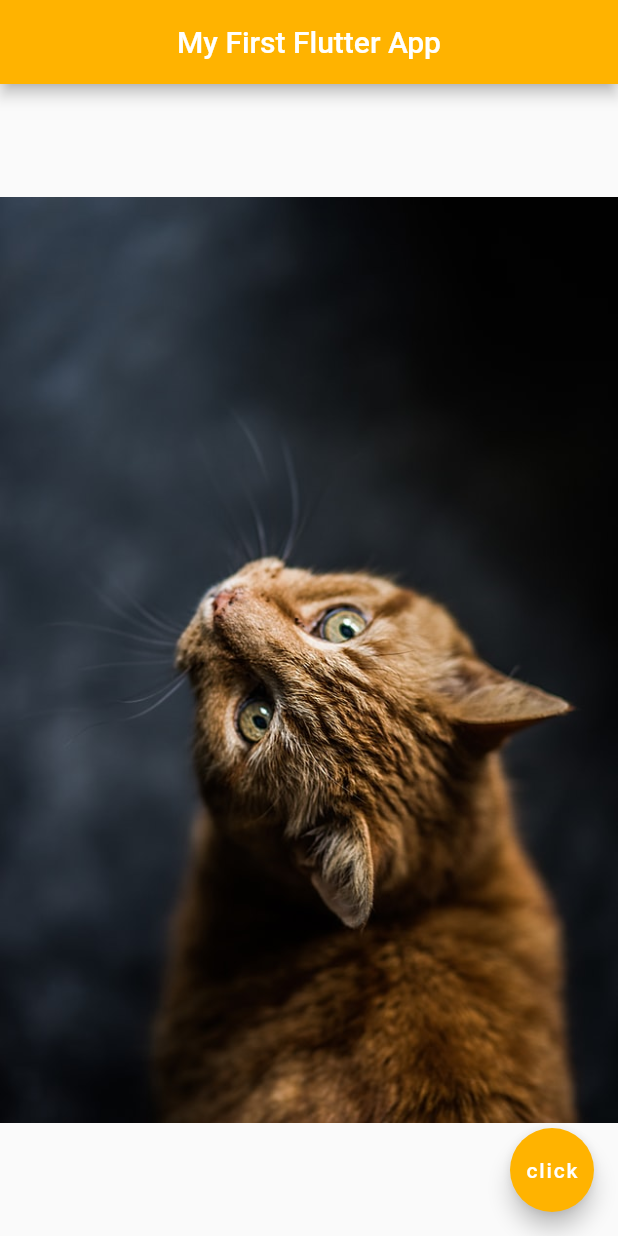
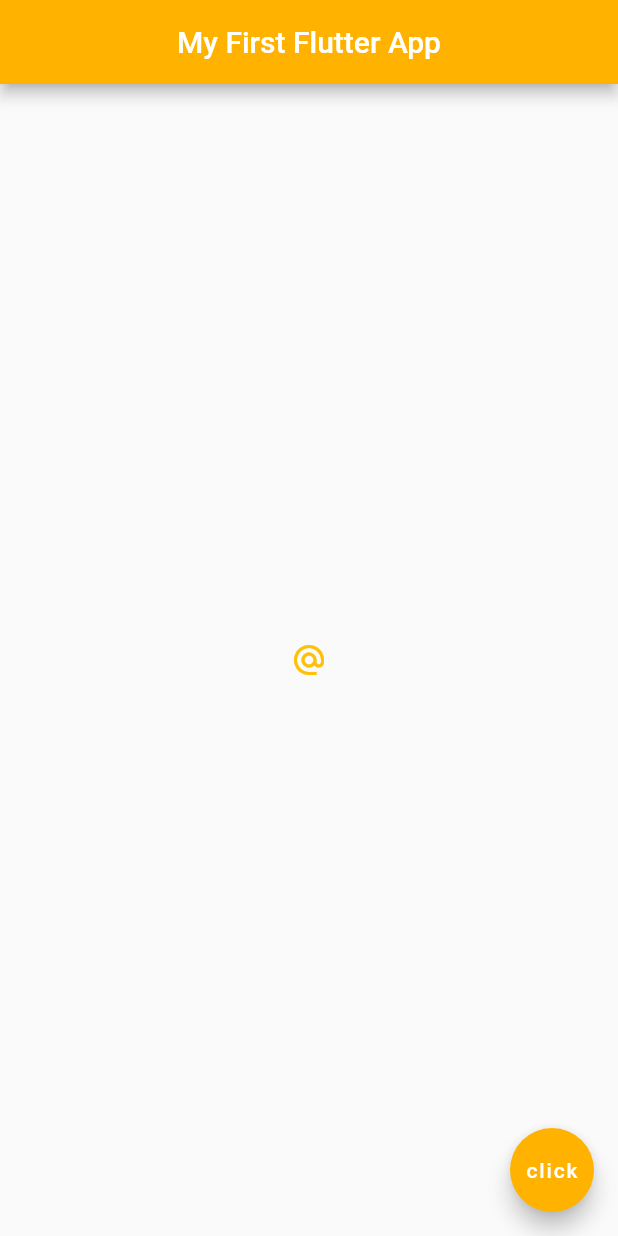
Before and after one commit to RizkiHerdaID/learn_flutter, a Flutter app: the screen it shows after launch, on a phone screen of 412 x 824 dp. Run offline on Flutter 3.47's test engine with Material 2 defaults, Android fonts, the phone set to English and light mode, and no system bars.

Commit message:
button & icons

```diff
--- a/lib/main.dart
+++ b/lib/main.dart
@@ -16,8 +16,33 @@ class Home extends StatelessWidget {
         backgroundColor: Colors.amber[600],
       ),
       body: Center(
-        child: Image.asset('assets/cat-1.jpg'),
-        // child: Image.network('https://images.unsplash.com/photo-1518288774672-b94e808873ff?ixlib=rb-1.2.1&ixid=MXwxMjA3fDB8MHxwaG90by1wYWdlfHx8fGVufDB8fHw%3D&auto=format&fit=crop&w=678&q=80'),
+        // child: Icon(
+        //   Icons.airport_shuttle,
+        //   color: Colors.lightBlue,
+        //   size: 50.0,
+        // )
+        // child: FlatButton(
+        //   onPressed: () {
+        //     print('You clicked me');
+        //   },
+        //   child: Text('Click me'),
+        //   color: Colors.lightBlue,
+        // ),
+        // child: RaisedButton.icon(
+        //     onPressed: () {},
+        //     icon: Icon(
+        //       Icons.mail
+        //     ),
+        //     label: Text('Mail me'),
+        //     color: Colors.amber,
+        // ),
+        child: IconButton(
+          onPressed: () {
+            print('You clicked me');
+          },
+          icon: Icon(Icons.alternate_email),
+          color: Colors.amber,
+        ),
       ),
       floatingActionButton: FloatingActionButton(
         onPressed: () {},
```
